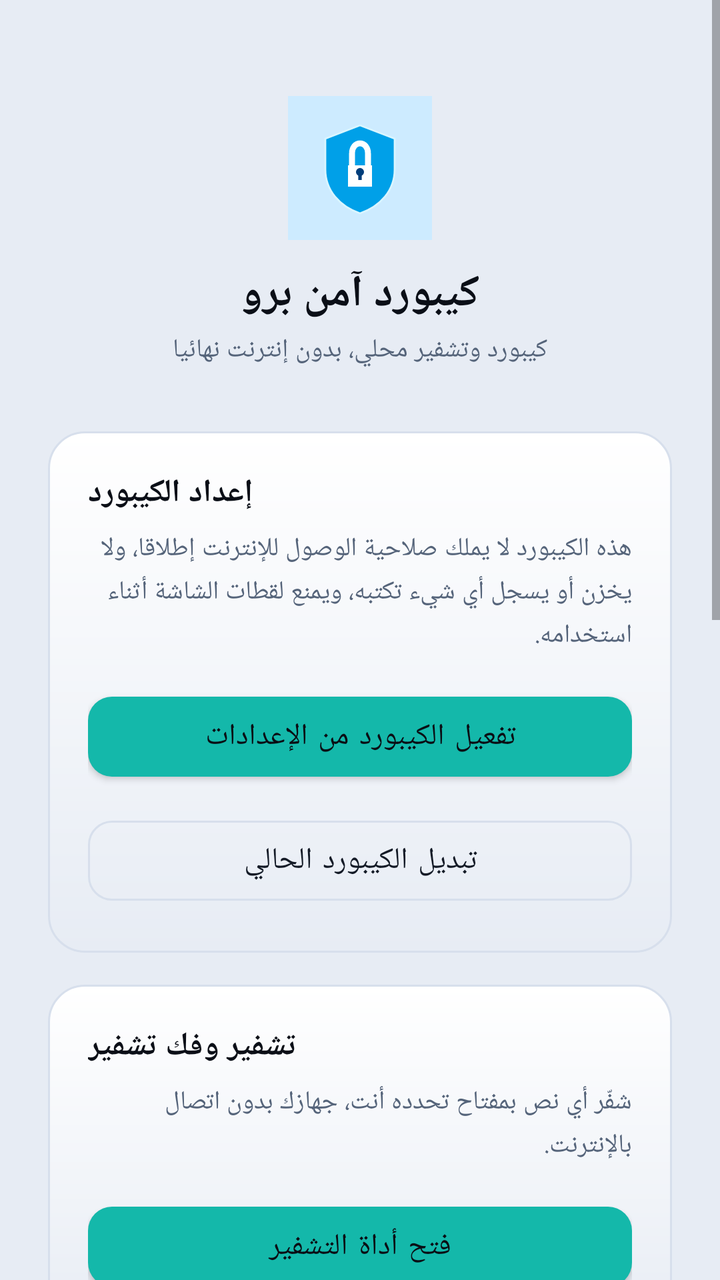
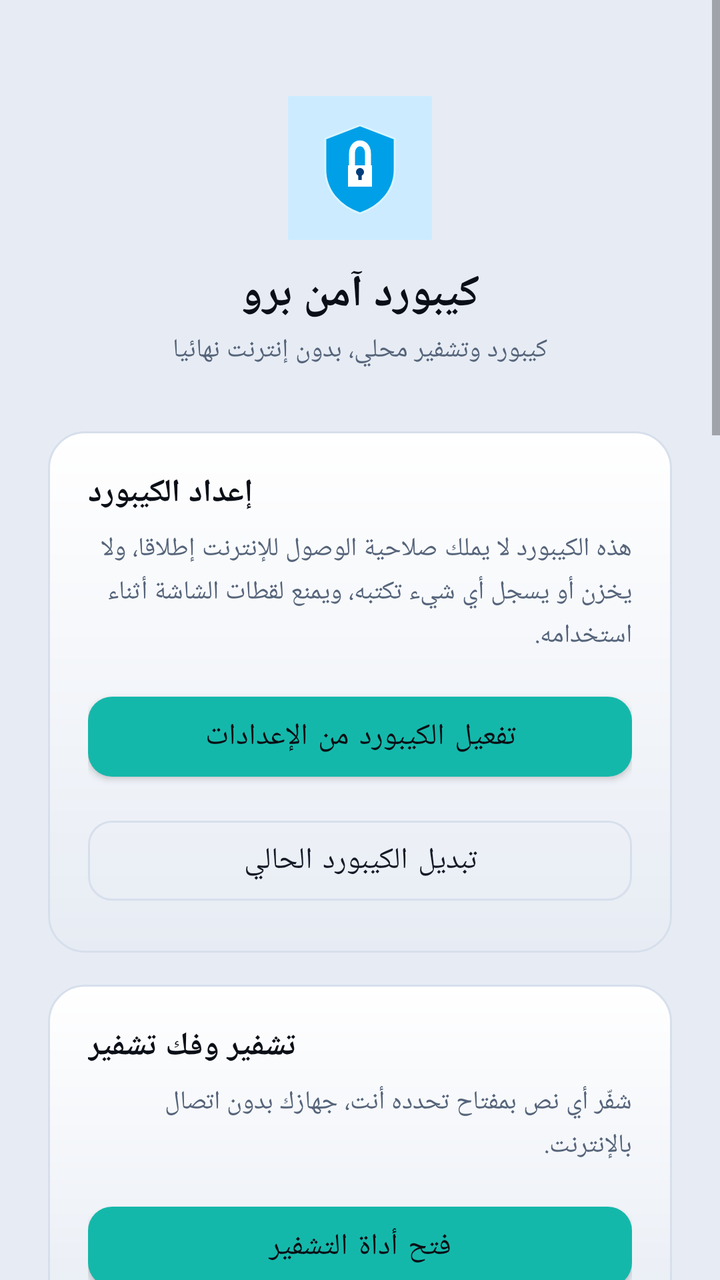

Screens rendered from an Android XML layout before and after an edit, with the pre-edit source and the edit as a unified diff.
<!-- AndroidManifest.xml: application theme AppTheme -->
<!-- res/layout/activity_settings.xml -->
<?xml version="1.0" encoding="utf-8"?>
<ScrollView xmlns:android="http://schemas.android.com/apk/res/android"
    android:layout_width="match_parent"
    android:layout_height="match_parent"
    android:background="@color/navy_950">

    <LinearLayout
        android:layout_width="match_parent"
        android:layout_height="wrap_content"
        android:orientation="vertical"
        android:padding="24dp">

        <LinearLayout
            android:layout_width="match_parent"
            android:layout_height="wrap_content"
            android:orientation="vertical"
            android:gravity="center"
            android:paddingTop="24dp"
            android:paddingBottom="32dp">

            <ImageView
                android:layout_width="72dp"
                android:layout_height="72dp"
                android:src="@drawable/ic_launcher_combined"
                android:contentDescription="@string/app_name" />

            <TextView
                android:layout_width="wrap_content"
                android:layout_height="wrap_content"
                android:layout_marginTop="12dp"
                android:text="@string/app_name"
                android:textColor="@color/white"
                android:textSize="22sp"
                android:textStyle="bold" />

            <TextView
                android:layout_width="wrap_content"
                android:layout_height="wrap_content"
                android:layout_marginTop="4dp"
                android:text="@string/app_tagline"
                android:textColor="@color/slate_400"
                android:textSize="13sp" />
        </LinearLayout>

        <LinearLayout
            style="@style/CardStyle"
            android:layout_width="match_parent"
            android:layout_height="wrap_content"
            android:orientation="vertical"
            android:layout_marginBottom="16dp">

            <TextView
                android:layout_width="wrap_content"
                android:layout_height="wrap_content"
                android:text="@string/setup_title"
                android:textColor="@color/white"
                android:textSize="16sp"
                android:textStyle="bold" />

            <TextView
                android:layout_width="match_parent"
                android:layout_height="wrap_content"
                android:layout_marginTop="8dp"
                android:layout_marginBottom="16dp"
                android:text="@string/setup_explainer"
                android:textColor="@color/slate_400"
                android:textSize="13sp"
                android:lineSpacingExtra="4dp" />

            <com.google.android.material.button.MaterialButton
                android:id="@+id/btnEnable"
                style="@style/PrimaryButton"
                android:layout_width="match_parent"
                android:layout_height="52dp"
                android:layout_marginBottom="10dp"
                android:text="@string/enable_keyboard" />

            <com.google.android.material.button.MaterialButton
                android:id="@+id/btnSwitch"
                style="@style/SecondaryButton"
                android:layout_width="match_parent"
                android:layout_height="52dp"
                android:text="@string/switch_keyboard" />
        </LinearLayout>

        <LinearLayout
            style="@style/CardStyle"
            android:layout_width="match_parent"
            android:layout_height="wrap_content"
            android:orientation="vertical">

            <TextView
                android:layout_width="wrap_content"
                android:layout_height="wrap_content"
                android:text="@string/encrypt_title"
                android:textColor="@color/white"
                android:textSize="16sp"
                android:textStyle="bold" />

            <TextView
                android:layout_width="match_parent"
                android:layout_height="wrap_content"
                android:layout_marginTop="8dp"
                android:layout_marginBottom="16dp"
                android:text="@string/encrypt_card_desc"
                android:textColor="@color/slate_400"
                android:textSize="13sp"
                android:lineSpacingExtra="4dp" />

            <com.google.android.material.button.MaterialButton
                android:id="@+id/btnEncrypt"
                style="@style/PrimaryButton"
                android:layout_width="match_parent"
                android:layout_height="52dp"
                android:text="@string/open_encrypt_tool" />
        </LinearLayout>

        <com.google.android.material.button.MaterialButton
            android:id="@+id/btnThemeSettings"
            style="@style/SecondaryButton"
            android:layout_width="match_parent"
            android:layout_height="52dp"
            android:layout_marginTop="16dp"
            android:text="@string/open_theme_settings" />

        <LinearLayout
            style="@style/CardStyle"
            android:layout_width="match_parent"
            android:layout_height="wrap_content"
            android:orientation="vertical"
            android:layout_marginTop="16dp">

            <TextView
                android:layout_width="wrap_content"
                android:layout_height="wrap_content"
                android:text="@string/learned_words_title"
                android:textColor="@color/white"
                android:textSize="16sp"
                android:textStyle="bold" />

            <TextView
                android:layout_width="match_parent"
                android:layout_height="wrap_content"
                android:layout_marginTop="8dp"
                android:layout_marginBottom="16dp"
                android:text="@string/learned_words_desc"
                android:textColor="@color/slate_400"
                android:textSize="13sp"
                android:lineSpacingExtra="4dp" />

            <com.google.android.material.button.MaterialButton
                android:id="@+id/btnClearLearned"
                style="@style/SecondaryButton"
                android:layout_width="match_parent"
                android:layout_height="52dp"
                android:text="@string/clear_learned_btn" />
        </LinearLayout>

        <LinearLayout
            style="@style/CardStyle"
            android:layout_width="match_parent"
            android:layout_height="wrap_content"
            android:orientation="vertical"
            android:layout_marginTop="16dp">

            <TextView
                android:layout_width="wrap_content"
                android:layout_height="wrap_content"
                android:text="@string/learned_phrases_title"
                android:textColor="@color/white"
                android:textSize="16sp"
                android:textStyle="bold" />

            <TextView
                android:layout_width="match_parent"
                android:layout_height="wrap_content"
                android:layout_marginTop="8dp"
                android:layout_marginBottom="16dp"
                android:text="@string/learned_phrases_desc"
                android:textColor="@color/slate_400"
                android:textSize="13sp"
                android:lineSpacingExtra="4dp" />

            <com.google.android.material.button.MaterialButton
                android:id="@+id/btnClearPhrases"
                style="@style/SecondaryButton"
                android:layout_width="match_parent"
                android:layout_height="52dp"
                android:text="@string/clear_phrases_btn" />
        </LinearLayout>

    </LinearLayout>
</ScrollView>
<!-- resources referenced by this layout -->
<resources>
  <color name="navy_950">#E7ECF4</color>
  <color name="slate_400">#55647A</color>
  <color name="white">#0B0F17</color>
  <string name="app_name">كيبورد آمن برو</string>
  <string name="app_tagline">كيبورد وتشفير محلي، بدون إنترنت نهائيا</string>
  <string name="clear_learned_btn">مسح الكلمات المتعلَّمة</string>
  <string name="clear_phrases_btn">مسح الجمل المحفوظة</string>
  <string name="enable_keyboard">تفعيل الكيبورد من الإعدادات</string>
  <string name="encrypt_card_desc">شفّر أي نص بمفتاح تحدده أنت، جهازك بدون اتصال بالإنترنت.</string>
  <string name="encrypt_title">تشفير وفك تشفير</string>
  <string name="learned_phrases_desc">في أي حقل غير حساس، لما تخلّص سطر كامل وتضغط \"إدخال\"، الكيبورد بيحفظ الجملة دي على جهازك فقط (بدون إنترنت) عشان يقترحها عليك كاملة تاني في المرة الجاية. الجملة لازم تكون كلمتين على الأقل، والجمل الطويلة جدا متتحفظش. ده تخزين حقيقي لأجزاء مما تكتبه فعليا - أكتر من مجرد كلمات مفردة - وتقدر تمسحه في أي وقت منفصل عن الكلمات المتعلَّمة.</string>
  <string name="learned_phrases_title">الجمل المحفوظة</string>
  <string name="learned_words_desc">في أي حقل غير حساس (خارج شاشة التشفير)، الكيبورد بيحفظ الكلمات اللي بتكتبها بشكل متكرر على جهازك فقط (بدون إنترنت نهائيا) عشان يقترحها لك بشكل أدق. كلمات مفردة بس مع عدد مرات الاستخدام - مش جملة ولا نص كامل. تقدر تمسح كل ده في أي وقت.</string>
  <string name="learned_words_title">الكلمات المتعلَّمة</string>
  <string name="open_encrypt_tool">فتح أداة التشفير</string>
  <string name="open_theme_settings">الإعدادات والمظهر</string>
  <string name="setup_explainer">هذه الكيبورد لا يملك صلاحية الوصول للإنترنت إطلاقا، ولا يخزن أو يسجل أي شيء تكتبه، ويمنع لقطات الشاشة أثناء استخدامه.</string>
  <string name="setup_title">إعداد الكيبورد</string>
  <string name="switch_keyboard">تبديل الكيبورد الحالي</string>
  <style name="CardStyle">
          <item name="android:background">@drawable/bg_card</item>
          <item name="android:padding">20dp</item>
      </style>
  <style name="PrimaryButton" parent="Widget.MaterialComponents.Button">
          <item name="backgroundTint">@color/accent_cyan</item>
          <item name="android:textColor">@color/text_on_accent</item>
          <item name="android:textAllCaps">false</item>
          <item name="android:textSize">15sp</item>
          <item name="cornerRadius">12dp</item>
      </style>
  <style name="SecondaryButton" parent="Widget.MaterialComponents.Button.OutlinedButton">
          <item name="strokeColor">@color/navy_700</item>
          <item name="android:textColor">@color/slate_200</item>
          <item name="android:textAllCaps">false</item>
          <item name="android:textSize">15sp</item>
          <item name="cornerRadius">12dp</item>
      </style>
  <color name="accent_cyan">#14B8AA</color>
  <color name="text_on_accent">#0A0D14</color>
  <color name="navy_700">#D7DFEC</color>
  <color name="slate_200">#131A26</color>
  <color name="navy_900">#FFFFFF</color>
  <!-- unchanged entries left out for length: 3 -->
</resources>

<!-- the commit's change to res/layout/activity_settings.xml (unified diff, before → after) -->
@@ -189,5 +189,92 @@
                 android:text="@string/clear_phrases_btn" />
         </LinearLayout>
 
+        <LinearLayout
+            style="@style/CardStyle"
+            android:layout_width="match_parent"
+            android:layout_height="wrap_content"
+            android:orientation="vertical"
+            android:layout_marginTop="16dp">
+
+            <LinearLayout
+                android:layout_width="match_parent"
+                android:layout_height="wrap_content"
+                android:orientation="horizontal"
+                android:gravity="center_vertical">
+
+                <TextView
+                    android:layout_width="0dp"
+                    android:layout_height="wrap_content"
+                    android:layout_weight="1"
+                    android:text="@string/autocorrect_title"
+                    android:textColor="@color/white"
+                    android:textSize="16sp"
+                    android:textStyle="bold" />
+
+                <com.google.android.material.switchmaterial.SwitchMaterial
+                    android:id="@+id/switchAutocorrect"
+                    android:layout_width="wrap_content"
+                    android:layout_height="wrap_content" />
+            </LinearLayout>
+
+            <TextView
+                android:layout_width="match_parent"
+                android:layout_height="wrap_content"
+                android:layout_marginTop="8dp"
+                android:text="@string/autocorrect_desc"
+                android:textColor="@color/slate_400"
+                android:textSize="13sp"
+                android:lineSpacingExtra="4dp" />
+        </LinearLayout>
+
+        <LinearLayout
+            style="@style/CardStyle"
+            android:layout_width="match_parent"
+            android:layout_height="wrap_content"
+            android:orientation="vertical"
+            android:layout_marginTop="16dp">
+
+            <TextView
+                android:layout_width="wrap_content"
+                android:layout_height="wrap_content"
+                android:text="@string/backup_title"
+                android:textColor="@color/white"
+                android:textSize="16sp"
+                android:textStyle="bold" />
+
+            <TextView
+                android:layout_width="match_parent"
+                android:layout_height="wrap_content"
+                android:layout_marginTop="8dp"
+                android:layout_marginBottom="16dp"
+                android:text="@string/backup_desc"
+                android:textColor="@color/slate_400"
+                android:textSize="13sp"
+                android:lineSpacingExtra="4dp" />
+
+            <com.google.android.material.button.MaterialButton
+                android:id="@+id/btnExportLearned"
+                style="@style/SecondaryButton"
+                android:layout_width="match_parent"
+                android:layout_height="52dp"
+                android:layout_marginBottom="10dp"
+                android:text="@string/export_learned_btn" />
+
+            <com.google.android.material.button.MaterialButton
+                android:id="@+id/btnImportLearned"
+                style="@style/SecondaryButton"
+                android:layout_width="match_parent"
+                android:layout_height="52dp"
+                android:text="@string/import_learned_btn" />
+        </LinearLayout>
+
+        <com.google.android.material.button.MaterialButton
+            android:id="@+id/btnAbout"
+            style="@style/SecondaryButton"
+            android:layout_width="match_parent"
+            android:layout_height="52dp"
+            android:layout_marginTop="16dp"
+            android:text="@string/about_btn" />
+
     </LinearLayout>
 </ScrollView>
<!-- resource entries referenced after the edit -->
@@ -3,13 +3,20 @@
   <color name="navy_950">#E7ECF4</color>
   <color name="slate_400">#55647A</color>
   <color name="white">#0B0F17</color>
+  <string name="about_btn">عن التطبيق والخصوصية</string>
   <string name="app_name">كيبورد آمن برو</string>
   <string name="app_tagline">كيبورد وتشفير محلي، بدون إنترنت نهائيا</string>
+  <string name="autocorrect_desc">يستبدل عدد محدود من الأخطاء الإملائية الشائعة (عربي وإنجليزي) تلقائيا عند إنهاء الكلمة - قائمة ثابتة داخل التطبيق، مش نموذج بيتعلم من كتابتك. مطفأ افتراضيا.</string>
+  <string name="autocorrect_title">التصحيح التلقائي</string>
+  <string name="backup_desc">صدّر الكلمات اللي اتعلمها الكيبورد منك كملف نصي تختار مكانه بنفسك، أو استورد ملف سابق لدمجه مع القاموس الحالي - يفيد عند تغيير الجهاز أو إعادة التثبيت. التطبيق برضه بدون إنترنت هنا، الملف بيتحفظ فين ما تختار أنت بس.</string>
+  <string name="backup_title">نسخ احتياطي للقاموس المتعلَّم</string>
   <string name="clear_learned_btn">مسح الكلمات المتعلَّمة</string>
   <string name="clear_phrases_btn">مسح الجمل المحفوظة</string>
   <string name="enable_keyboard">تفعيل الكيبورد من الإعدادات</string>
   <string name="encrypt_card_desc">شفّر أي نص بمفتاح تحدده أنت، جهازك بدون اتصال بالإنترنت.</string>
   <string name="encrypt_title">تشفير وفك تشفير</string>
+  <string name="export_learned_btn">تصدير القاموس المتعلَّم</string>
+  <string name="import_learned_btn">استيراد قاموس محفوظ</string>
   <string name="learned_phrases_desc">في أي حقل غير حساس، لما تخلّص سطر كامل وتضغط \"إدخال\"، الكيبورد بيحفظ الجملة دي على جهازك فقط (بدون إنترنت) عشان يقترحها عليك كاملة تاني في المرة الجاية. الجملة لازم تكون كلمتين على الأقل، والجمل الطويلة جدا متتحفظش. ده تخزين حقيقي لأجزاء مما تكتبه فعليا - أكتر من مجرد كلمات مفردة - وتقدر تمسحه في أي وقت منفصل عن الكلمات المتعلَّمة.</string>
   <string name="learned_phrases_title">الجمل المحفوظة</string>
   <string name="learned_words_desc">في أي حقل غير حساس (خارج شاشة التشفير)، الكيبورد بيحفظ الكلمات اللي بتكتبها بشكل متكرر على جهازك فقط (بدون إنترنت نهائيا) عشان يقترحها لك بشكل أدق. كلمات مفردة بس مع عدد مرات الاستخدام - مش جملة ولا نص كامل. تقدر تمسح كل ده في أي وقت.</string>
